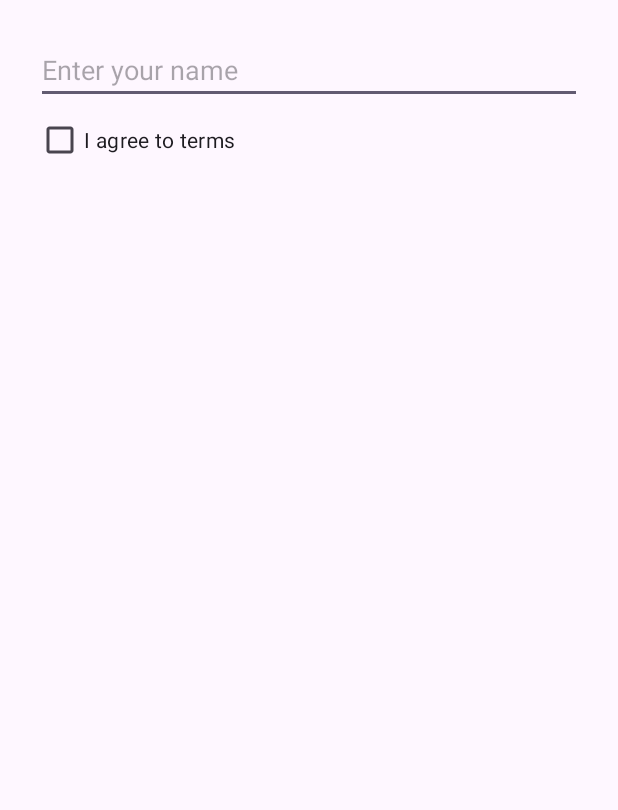
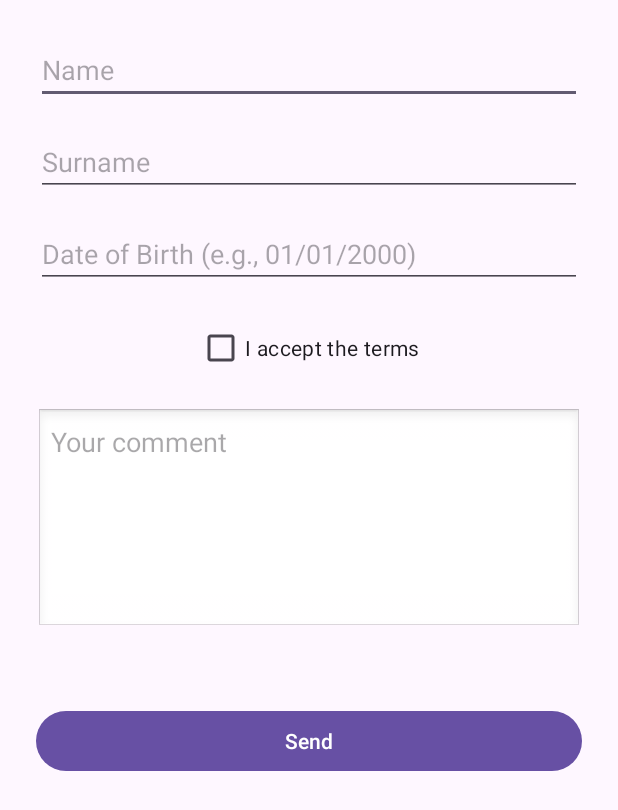
Before and after one commit to Matija-Mikulinec/spproject, an Android app: the screen it shows after launch (MainActivity), on a phone screen of 412 x 824 dp. Shown: the top 810 px of the screen. Run offline under Robolectric (Android 15) with nearby library versions, the phone set to English and light mode, and no system bars.

Commit message:
Prva verzija ankete

```diff
--- a/app/src/main/java/com/example/spproject/MainActivity.kt
+++ b/app/src/main/java/com/example/spproject/MainActivity.kt
@@ -2,42 +2,78 @@ package com.example.spproject
 
 import android.content.Context
 import android.content.SharedPreferences
-import androidx.appcompat.app.AppCompatActivity
 import android.os.Bundle
+import android.widget.Button
 import android.widget.CheckBox
 import android.widget.EditText
+import android.widget.Toast
+import androidx.appcompat.app.AppCompatActivity
+import androidx.appcompat.app.AppCompatDelegate
+
 
 class MainActivity : AppCompatActivity() {
 
     private lateinit var editTextName: EditText
-    private lateinit var checkBoxAgree: CheckBox
+    private lateinit var editTextSurname: EditText
+    private lateinit var editTextDob: EditText
+    private lateinit var checkBoxAccept: CheckBox
+    private lateinit var editTextComment: EditText
 
-    private val PREFS_NAME = "MyPrefs"
+    private val PREFS_NAME = "SurveyPrefs"
 
     override fun onCreate(savedInstanceState: Bundle?) {
         super.onCreate(savedInstanceState)
         setContentView(R.layout.activity_main)
+        // Force light mode
+        AppCompatDelegate.setDefaultNightMode(AppCompatDelegate.MODE_NIGHT_NO)
 
+        setContentView(R.layout.activity_main)
+
+        // Find views by ID
         editTextName = findViewById(R.id.editTextName)
-        checkBoxAgree = findViewById(R.id.checkBoxAgree)
+        editTextSurname = findViewById(R.id.editTextSurname)
+        editTextDob = findViewById(R.id.editTextDob)
+        checkBoxAccept = findViewById(R.id.checkBoxAccept)
+        editTextComment = findViewById(R.id.editTextComment)
 
-        // Load saved data
+        // Load saved values from SharedPreferences
         val prefs: SharedPreferences = getSharedPreferences(PREFS_NAME, Context.MODE_PRIVATE)
-        val savedName = prefs.getString("name", "")
-        val agreed = prefs.getBoolean("agreed", false)
+        editTextName.setText(prefs.getString("name", ""))
+        editTextSurname.setText(prefs.getString("surname", ""))
+        editTextDob.setText(prefs.getString("dob", ""))
+        checkBoxAccept.isChecked = prefs.getBoolean("accepted", false)
+        editTextComment.setText(prefs.getString("comment", ""))
+        val buttonSend: Button = findViewById(R.id.buttonSend)
 
-        editTextName.setText(savedName)
-        checkBoxAgree.isChecked = agreed
+        buttonSend.setOnClickListener {
+            val name = editTextName.text.toString()
+            val surname = editTextSurname.text.toString()
+            val dob = editTextDob.text.toString()
+            val accepted = checkBoxAccept.isChecked
+            val comment = editTextComment.text.toString()
+
+            // Simple action for now: show confirmation
+            Toast.makeText(
+                this,
+                "Submitted: $name $surname ($dob)\nAccepted: $accepted\nComment: $comment",
+                Toast.LENGTH_LONG
+            ).show()
+        }
     }
+
+
 
     override fun onPause() {
         super.onPause()
 
-        // Save data
+        // Save current values to SharedPreferences
         val prefs: SharedPreferences = getSharedPreferences(PREFS_NAME, Context.MODE_PRIVATE)
         with(prefs.edit()) {
             putString("name", editTextName.text.toString())
-            putBoolean("agreed", checkBoxAgree.isChecked)
+            putString("surname", editTextSurname.text.toString())
+            putString("dob", editTextDob.text.toString())
+            putBoolean("accepted", checkBoxAccept.isChecked)
+            putString("comment", editTextComment.text.toString())
             apply()
         }
     }
--- a/app/src/main/res/layout/activity_main.xml
+++ b/app/src/main/res/layout/activity_main.xml
@@ -1,20 +1,64 @@
 <?xml version="1.0" encoding="utf-8"?>
-<LinearLayout xmlns:android="http://schemas.android.com/apk/res/android"
+<ScrollView xmlns:android="http://schemas.android.com/apk/res/android"
     android:layout_width="match_parent"
     android:layout_height="match_parent"
+    android:fillViewport="true">
+
+    <LinearLayout
         android:orientation="vertical"
-    android:padding="24dp">
+        android:layout_width="match_parent"
+        android:layout_height="wrap_content"
+        android:padding="24dp"
+        android:gravity="center_horizontal"
+        android:layout_gravity="center_horizontal">
 
         <EditText
             android:id="@+id/editTextName"
             android:layout_width="match_parent"
             android:layout_height="wrap_content"
-        android:hint="Enter your name" />
+            android:hint="Name"
+            android:layout_marginBottom="16dp" />
+
+        <EditText
+            android:id="@+id/editTextSurname"
+            android:layout_width="match_parent"
+            android:layout_height="wrap_content"
+            android:hint="Surname"
+            android:layout_marginBottom="16dp" />
+
+        <EditText
+            android:id="@+id/editTextDob"
+            android:layout_width="match_parent"
+            android:layout_height="wrap_content"
+            android:hint="Date of Birth (e.g., 01/01/2000)"
+            android:inputType="date"
+            android:layout_marginBottom="16dp" />
 
         <CheckBox
-        android:id="@+id/checkBoxAgree"
+            android:id="@+id/checkBoxAccept"
             android:layout_width="wrap_content"
             android:layout_height="wrap_content"
-        android:text="I agree to terms" />
+            android:text="I accept the terms"
+            android:layout_marginBottom="16dp" />
+
+        <EditText
+            android:id="@+id/editTextComment"
+            android:layout_width="match_parent"
+            android:layout_height="150dp"
+            android:hint="Your comment"
+            android:gravity="top|start"
+            android:inputType="textMultiLine"
+            android:background="@android:drawable/edit_text"
+            android:padding="10dp"
+            android:layout_marginBottom="24dp" />
+
+        <Button
+            android:id="@+id/buttonSend"
+            android:layout_width="match_parent"
+            android:layout_height="wrap_content"
+            android:text="Send"
+            android:layout_marginTop="24dp" />
+
 
     </LinearLayout>
+</ScrollView>
```
Lines whose indentation alone changed are shown as unchanged.
